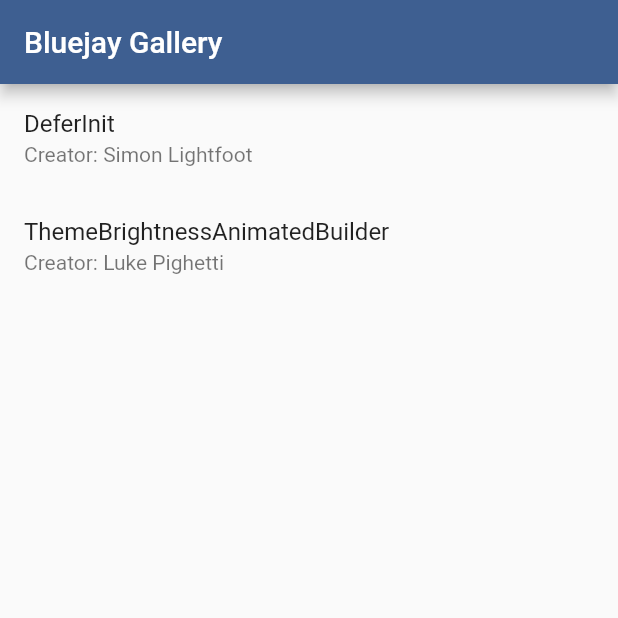
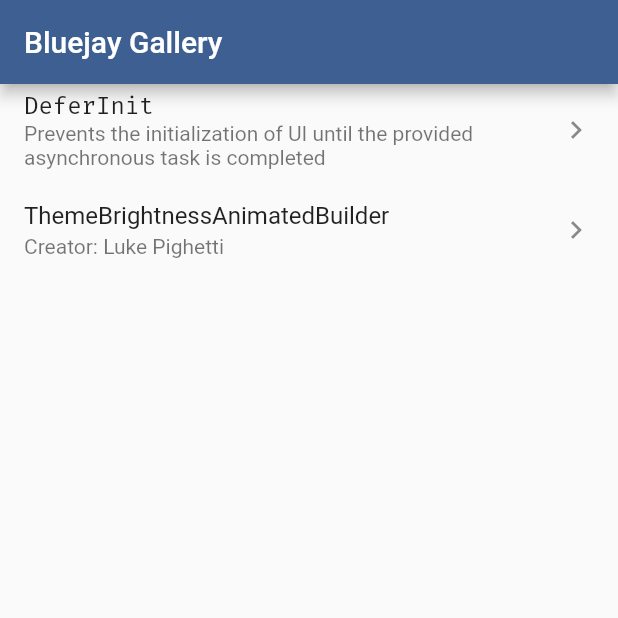
Before and after one commit to GroovinChip/bluejay, a Flutter app: the screen it shows after launch, on a phone screen of 412 x 824 dp, the top half of it. Run offline on Flutter 3.47's test engine with Material 2 defaults, Android fonts, the phone set to English and light mode, and no system bars; our stand-ins replace google_fonts.

Commit message:
Update DeferInit example

```diff
--- a/example/lib/bluejay_gallery.dart
+++ b/example/lib/bluejay_gallery.dart
@@ -1,4 +1,5 @@
 import 'package:flutter/material.dart';
+import 'package:google_fonts/google_fonts.dart';
 
 import 'defer_init_example.dart';
 import 'theme_brightness_animated_builder_example.dart';
@@ -11,10 +12,16 @@ class BluejayGallery extends StatelessWidget {
         title: Text('Bluejay Gallery'),
       ),
       body: ListView(
+        physics: ClampingScrollPhysics(),
         children: [
           ListTile(
-            title: Text('DeferInit'),
-            subtitle: Text('Creator: Simon Lightfoot'),
+            title: Text(
+              'DeferInit',
+              style: GoogleFonts.firaCode(),
+            ),
+            subtitle: Text('Prevents the initialization of UI until the '
+                'provided asynchronous task is completed'),
+            trailing: Icon(Icons.chevron_right),
             onTap: () => Navigator.of(context).push(
               MaterialPageRoute(
                 builder: (_) => DeferInitExample(),
@@ -24,6 +31,7 @@ class BluejayGallery extends StatelessWidget {
           ListTile(
             title: Text('ThemeBrightnessAnimatedBuilder'),
             subtitle: Text('Creator: Luke Pighetti'),
+            trailing: Icon(Icons.chevron_right),
             onTap: () => Navigator.of(context).push(
               MaterialPageRoute(
                 builder: (_) => ThemeBrightnessAnimatedBuilderExample(),
--- a/lib/src/defer_init.dart
+++ b/lib/src/defer_init.dart
@@ -58,7 +58,6 @@ class _DeferInitState<T extends Widget?> extends State<DeferInit<T>> {
     return FutureBuilder(
       future: _future,
       builder: (BuildContext context, AsyncSnapshot<T> snapshot) {
-        print(snapshot.connectionState);
         if (snapshot.connectionState != ConnectionState.done) {
           return widget.loadingWidget;
         } else if (snapshot.hasError) {
```
Also changed, not shown: example/lib/defer_init_example.dart (+22 -6 lines), example/lib/info_dialog.dart (added, +51 -0 lines), example/pubspec.yaml (+4 -56 lines), 3 other files.
